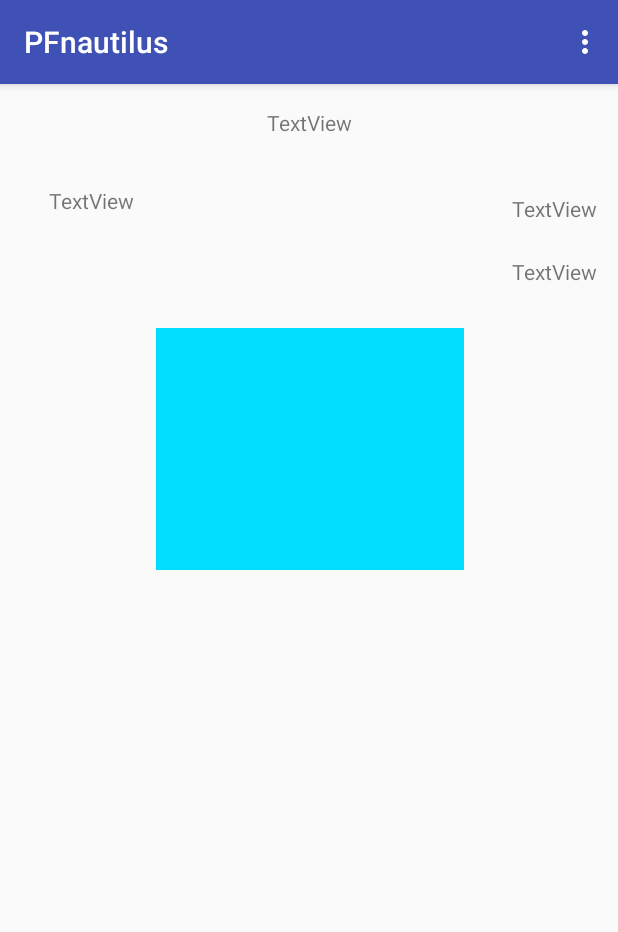
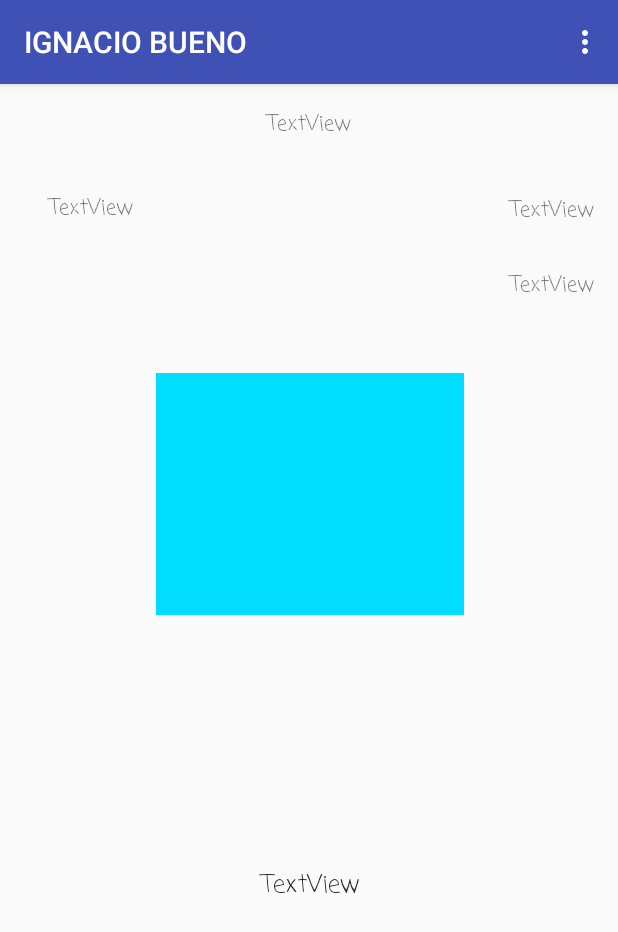
Before and after one commit to nachotame/PFnautilus, an Android app: the screen it shows after launch (MainActivity), on a phone screen of 412 x 824 dp. Shown: the top 932 px of the screen. Run offline under Robolectric (Android 15) with nearby library versions, the phone set to English and light mode, and no system bars; our stand-ins replace Volley; network calls fail; 2 statements that could not run were skipped.

Commit message:
mciudad,temp,,mhoraactual,mtiempo Max-Min,Realizados:
Queda:

imagen y list View

```diff
--- a/app/build.gradle
+++ b/app/build.gradle
@@ -4,7 +4,7 @@ android {
     compileSdkVersion 26
     defaultConfig {
         applicationId "com.example.nacho.pfnautilus"
-        minSdkVersion 15
+        minSdkVersion 18
         targetSdkVersion 26
         versionCode 1
         versionName "1.0"
--- a/app/src/main/AndroidManifest.xml
+++ b/app/src/main/AndroidManifest.xml
@@ -3,6 +3,8 @@
     package="com.example.nacho.pfnautilus">
     <uses-permission android:name="android.permission.INTERNET"/>
     <uses-permission android:name="android.permission.ACCESS_NETWORK_STATE"/>
+    <uses-permission android:name="android.permission.ACCESS_FINE_LOCATION"/>
+    <uses-permission android:name="android.permission.ACCESS_COARSE_LOCATION"/>
 
     <application
         android:allowBackup="true"
--- a/app/src/main/java/com/example/nacho/pfnautilus/MainActivity.java
+++ b/app/src/main/java/com/example/nacho/pfnautilus/MainActivity.java
@@ -1,9 +1,16 @@
 package com.example.nacho.pfnautilus;
 
+import android.Manifest;
 import android.content.Context;
+import android.content.pm.PackageManager;
+import android.location.Criteria;
+import android.location.Location;
+import android.location.LocationManager;
 import android.net.ConnectivityManager;
 import android.net.NetworkInfo;
+import android.os.Build;
 import android.os.Bundle;
+import android.support.v4.app.ActivityCompat;
 import android.support.v7.app.AppCompatActivity;
 import android.support.v7.widget.Toolbar;
 import android.view.View;
@@ -36,9 +43,14 @@ public class MainActivity extends AppCompatActivity {
     TextView mtempMin;
     TextView mtempMax;
     ListView mDatosJson;
+    TextView nota;
+    double longitud;
+    double latitud;
+    Location location;
+    LocationManager locationManager;
+
 
     Weather weather;
-
 
 
     @Override
@@ -47,12 +59,47 @@ public class MainActivity extends AppCompatActivity {
         setContentView(R.layout.activity_main);
         Toolbar toolbar = (Toolbar) findViewById(R.id.toolbar);
         setSupportActionBar(toolbar);
-        imgcambiot=(ImageView) findViewById(R.id.imageView);
-        mTemp=(TextView) findViewById(R.id.tvTempActu);
-        mHoraActual=(TextView) findViewById(R.id.tvhoraActual);
-        mciudad=(TextView)findViewById(R.id.tvCiudad);
-        mtempMin=(TextView)findViewById(R.id.tvTMin);
-        mtempMax=(TextView)findViewById(R.id.tvtMax);
+        imgcambiot = (ImageView) findViewById(R.id.imageView);
+        mTemp = (TextView) findViewById(R.id.tvTempActu);
+        mHoraActual = (TextView) findViewById(R.id.tvhoraActual);
+        mciudad = (TextView) findViewById(R.id.tvCiudad);
+        mtempMin = (TextView) findViewById(R.id.tvTMin);
+        mtempMax = (TextView) findViewById(R.id.tvtMax);
+        nota=(TextView)findViewById(R.id.tvNota);
+
+        if (ActivityCompat.checkSelfPermission(this, Manifest.permission.ACCESS_FINE_LOCATION) != PackageManager.PERMISSION_GRANTED && ActivityCompat.checkSelfPermission(this, Manifest.permission.ACCESS_COARSE_LOCATION) != PackageManager.PERMISSION_GRANTED) {
+            ActivityCompat.requestPermissions(this, new String[]{Manifest.permission.ACCESS_FINE_LOCATION,}, 1000);
+        } else{
+            locationManager = (LocationManager) getSystemService(Context.LOCATION_SERVICE);
+            Criteria criteria = new Criteria();
+
+            Location location = locationManager.getLastKnownLocation(locationManager
+                    .getBestProvider(criteria, false));
+            latitud = location.getLatitude();
+            longitud = location.getLongitude();
+
+        }
+
+        /*
+        locationManager = (LocationManager) getSystemService(LOCATION_SERVICE);
+
+
+        if (Build.VERSION.SDK_INT >= Build.VERSION_CODES.M) {
+
+            if (checkSelfPermission(Manifest.permission.ACCESS_FINE_LOCATION) != PackageManager.PERMISSION_GRANTED && checkSelfPermission(Manifest.permission.ACCESS_COARSE_LOCATION) != PackageManager.PERMISSION_GRANTED) {
+
+                return;
+            } else {
+                latitud= location.getLatitude();
+                longitud=location.getLongitude();
+            }
+        }
+        //******
+       /* if ( !locationManager.isProviderEnabled( LocationManager.GPS_PROVIDER ) ) {
+            Toast.makeText(this,"el GPS esta desactivado",Toast.LENGTH_SHORT).show();
+        }
+        //****
+        */
 
         //Weather gWeather =new Weather();
         //llama al metodo  para que se ejecute en el metodo principal
@@ -61,13 +108,13 @@ public class MainActivity extends AppCompatActivity {
         compruebaConexion(MainActivity.this);
         apiLluvia(null);
 
+        //
 
 
     }
     public void apiLluvia (View v){
 
-        String latitud="15";
-        String longitud="39.48";
+
         //instanciamos la respuesta queue
         RequestQueue llamada = Volley.newRequestQueue(this);
         String url="http://api.openweathermap.org/data/2.5/weather?lat="+latitud+"&lon="+longitud+"&appid=1a3a9ef7c45a8d64f5f26a847eaa2734";
@@ -129,28 +176,37 @@ public class MainActivity extends AppCompatActivity {
         llamada.add(stringRequest);
     }
 
+
+
     public void cambioImagen(){//Continuar en casa
 
         if(weather.getNubosidad()>=80 && weather.getHumidity()>=80){
 
             imgcambiot.setImageResource(R.drawable.bajolluvia);
+            nota.setText("Según como lo veo, si quieres el arco \n iris,  tienes que aguantar la lluvia.\n-Dolly Parton-");
+            Toast.makeText(this,"Frio y Lluvia nos llega",Toast.LENGTH_LONG).show();
+
         }
 
         else{
-           imgcambiot.setImageResource(R.drawable.solvida);
+            imgcambiot.setImageResource(R.drawable.solvida);
+            nota.setText("Cada día el sol ilumina un mundo nuevo.\n-Paulo Coelho-");
+
+            Toast.makeText(this,"Sonría, hoy es día de salir a caminar",Toast.LENGTH_LONG).show();
+
         }
 
-        Toast.makeText(this,"No foto",Toast.LENGTH_SHORT).show();
 
     }
 
     public void horaActual(){
-        Calendar calendario=Calendar.getInstance();
-        Calendar calendarioG=new GregorianCalendar();
-        long hora,minutos,segundos;
-        hora=calendario.get(Calendar.HOUR_OF_DAY);
-        minutos=calendario.get(Calendar.MINUTE);
-        segundos=calendario.get(Calendar.SECOND);
+        Calendar calendario=new GregorianCalendar();
+        String hora;
+        String minutos;
+        String segundos;
+        hora=Long.toString(calendario.get(Calendar.HOUR_OF_DAY));
+        minutos=Long.toString(calendario.get(Calendar.MINUTE));
+        //segundos=calendario.get(Calendar.SECOND);
         String horaActual=hora+":"+minutos;
 
 
@@ -175,7 +231,8 @@ public class MainActivity extends AppCompatActivity {
         }
         if (!connected){
             Toast.makeText(this,"No tiene conexión a internet",Toast.LENGTH_SHORT).show();
-            Toast.makeText(MainActivity.this,"Puede que su aplicación estalle",Toast.LENGTH_SHORT).show();
+            Toast.makeText(MainActivity.this,"Puede que su aplicación estalle",Toast.LENGTH_LONG).show();
+            finish();
         }
         return connected;
     }
--- a/app/src/main/res/layout/content_main.xml
+++ b/app/src/main/res/layout/content_main.xml
@@ -12,16 +12,13 @@
         android:id="@+id/imageView"
         android:layout_width="205dp"
         android:layout_height="161dp"
-        android:layout_marginBottom="8dp"
         android:layout_marginEnd="8dp"
         android:layout_marginStart="8dp"
         android:layout_marginTop="28dp"
-        app:layout_constraintBottom_toTopOf="@+id/listView"
         app:layout_constraintEnd_toEndOf="parent"
         app:layout_constraintHorizontal_bias="0.503"
         app:layout_constraintStart_toStartOf="parent"
         app:layout_constraintTop_toBottomOf="@+id/tvtMax"
-        app:layout_constraintVertical_bias="0.0"
         app:srcCompat="@android:color/holo_blue_bright" />
 
     <TextView
@@ -31,7 +28,8 @@
         android:layout_marginEnd="8dp"
         android:layout_marginStart="8dp"
         android:layout_marginTop="16dp"
-        android:text="TextView"
+        android:fontFamily="casual"
+        android:text="@string/textview"
         android:textAlignment="center"
         app:layout_constraintEnd_toEndOf="parent"
         app:layout_constraintHorizontal_bias="0.501"
@@ -40,11 +38,12 @@
 
     <TextView
         android:id="@+id/tvTMin"
-        android:layout_width="77dp"
-        android:layout_height="34dp"
+        android:layout_width="80dp"
+        android:layout_height="42dp"
         android:layout_marginEnd="4dp"
         android:layout_marginStart="8dp"
         android:layout_marginTop="8dp"
+        android:fontFamily="casual"
         android:text="TextView"
         android:textAlignment="center"
         app:layout_constraintEnd_toEndOf="parent"
@@ -54,11 +53,12 @@
 
     <TextView
         android:id="@+id/tvCiudad"
-        android:layout_width="wrap_content"
-        android:layout_height="0dp"
+        android:layout_width="96dp"
+        android:layout_height="44dp"
         android:layout_marginEnd="8dp"
         android:layout_marginStart="8dp"
         android:layout_marginTop="4dp"
+        android:fontFamily="casual"
         android:text="TextView"
         android:textAlignment="center"
         app:layout_constraintEnd_toEndOf="parent"
@@ -72,6 +72,7 @@
         android:layout_marginEnd="8dp"
         android:layout_marginStart="8dp"
         android:layout_marginTop="8dp"
+        android:fontFamily="casual"
         android:text="TextView"
         android:textAlignment="center"
         app:layout_constraintBottom_toBottomOf="@+id/tvTMin"
@@ -83,26 +84,33 @@
 
     <TextView
         android:id="@+id/tvtMax"
-        android:layout_width="wrap_content"
-        android:layout_height="wrap_content"
+        android:layout_width="79dp"
+        android:layout_height="41dp"
         android:layout_marginEnd="8dp"
         android:layout_marginStart="8dp"
         android:layout_marginTop="8dp"
+        android:fontFamily="casual"
         android:text="TextView"
+        android:textAlignment="center"
         app:layout_constraintEnd_toEndOf="@+id/tvTMin"
         app:layout_constraintStart_toStartOf="@+id/tvTMin"
         app:layout_constraintTop_toBottomOf="@+id/tvTMin" />
 
-    <ListView
-        android:id="@+id/listView"
-        android:layout_width="368dp"
-        android:layout_height="130dp"
-        android:layout_marginBottom="4dp"
+    <TextView
+        android:id="@+id/tvNota"
+        android:layout_width="206dp"
+        android:layout_height="78dp"
+        android:layout_marginBottom="8dp"
         android:layout_marginEnd="8dp"
         android:layout_marginStart="8dp"
+        android:layout_marginTop="8dp"
+        android:fontFamily="casual"
+        android:text="TextView"
+        android:textAlignment="center"
+        android:textAppearance="@style/TextAppearance.AppCompat.Light.SearchResult.Subtitle"
         app:layout_constraintBottom_toBottomOf="parent"
-        app:layout_constraintEnd_toEndOf="parent"
-        app:layout_constraintHorizontal_bias="1.0"
-        app:layout_constraintStart_toStartOf="parent" />
+        app:layout_constraintEnd_toEndOf="@+id/imageView"
+        app:layout_constraintStart_toStartOf="@+id/imageView"
+        app:layout_constraintTop_toBottomOf="@+id/imageView" />
 
 </android.support.constraint.ConstraintLayout>
--- a/app/src/main/res/values/strings.xml
+++ b/app/src/main/res/values/strings.xml
@@ -1,6 +1,7 @@
 <resources>
-    <string name="app_name">PFnautilus</string>
+    <string name="app_name">IGNACIO BUENO</string>
     <string name="action_settings">Settings</string>
     <string name="mtextview"></string>
     <string name="tvhorasSol"></string>
+    <string name="textview">TextView</string>
 </resources>
```
Also changed, not shown: app/src/main/java/com/example/nacho/pfnautilus/Weather.java (line endings or trailing spaces).
